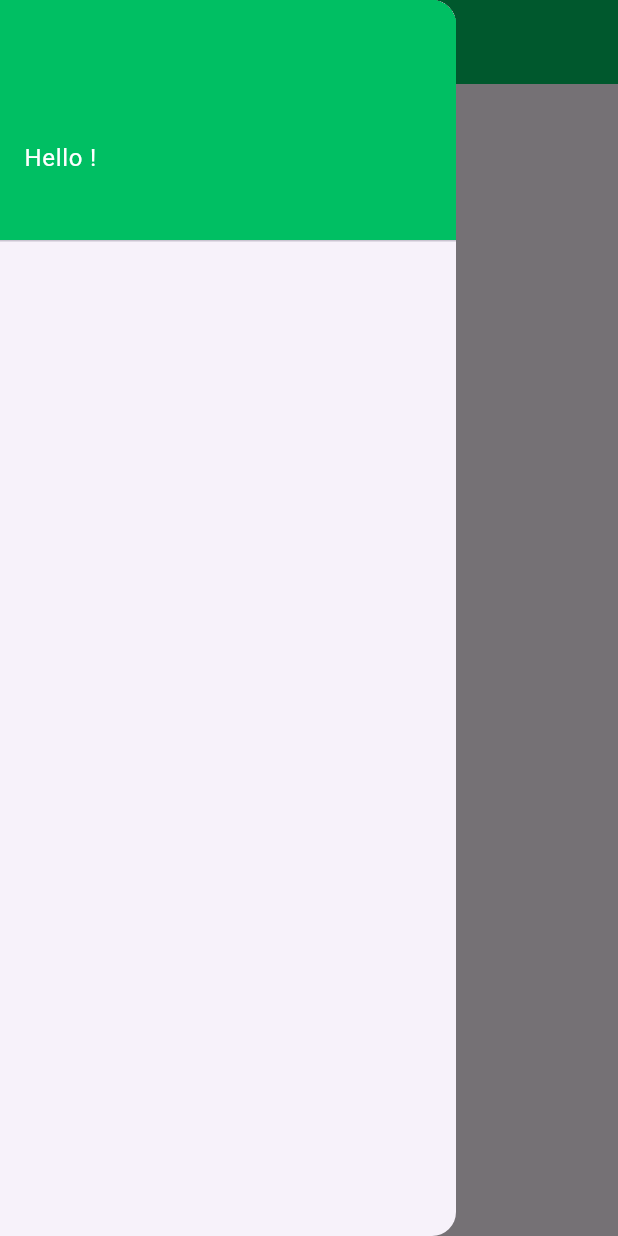
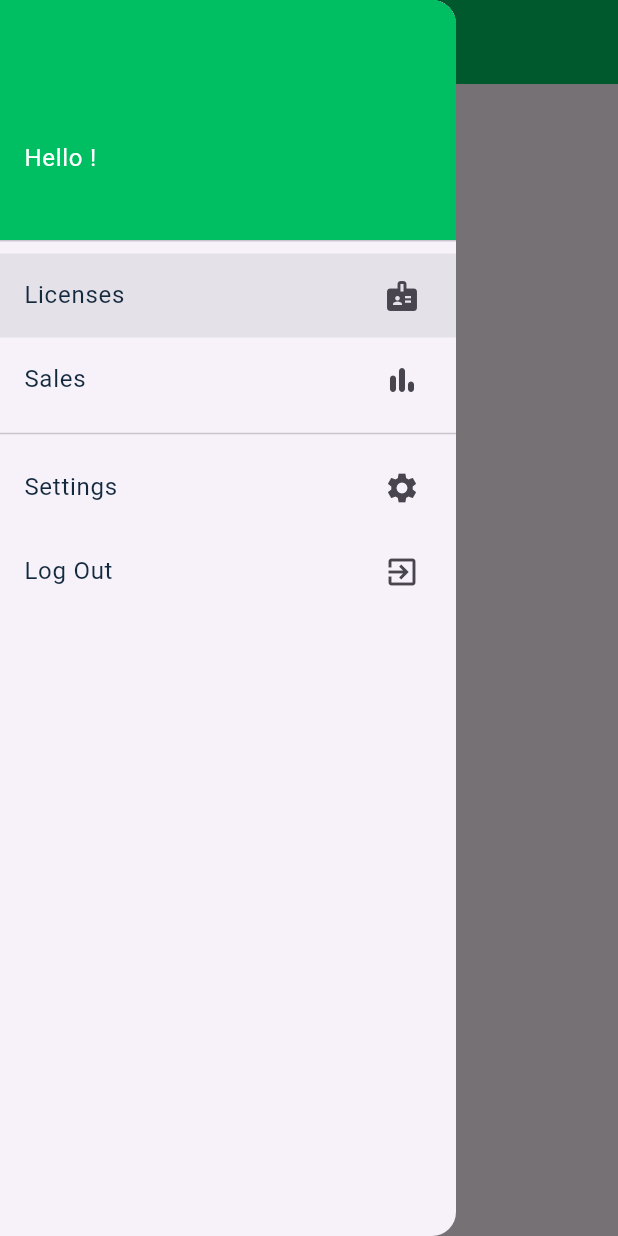
Before and after one commit to SheenAmol141/bionexus_admin, a Flutter app: the MainContent screen opened directly, with the side drawer open, on a phone screen of 412 x 824 dp. Run offline on Flutter 3.47's test engine with Material 3 defaults, Android fonts, the phone set to English and light mode, and no system bars; our stand-ins replace firebase_auth, firebase_core, shared_preferences, video_player; missing offline and left inert: firebase_ui_auth; accounts and stored records are empty; project files that could hold a hidden picture were left out.

Commit message:
before app name change

```diff
--- a/lib/subpages/main_screen.dart
+++ b/lib/subpages/main_screen.dart
@@ -73,12 +73,26 @@ class _MainScreenState extends State<MainScreen> {
   }
 }
 
-class MainContent extends StatelessWidget {
+class MainContent extends StatefulWidget {
   const MainContent({super.key});
 
   @override
+  State<MainContent> createState() => _MainContentState();
+}
+
+class _MainContentState extends State<MainContent> {
+  @override
+  void initState() {
+    // TODO: implement initState
+    super.initState();
+  }
+
+  String currentPage = "";
+  @override
   Widget build(BuildContext context) {
     TextStyle _text = TextStyle(color: Colors.white);
+    TextStyle _listText = TextStyle(color: PRUSSIAN_BLUE);
+
     // VARIABLES ---------------------
 
     return Scaffold(
@@ -107,11 +121,90 @@ class MainContent extends StatelessWidget {
                 '${FirebaseAuth.instance.currentUser!.email}',
                 style: _text,
               ),
-            )
+            ),
+            ListTile(
+              tileColor:  currentPage.isEmpty ? Colors.grey.withOpacity(0.2) : currentPage == "Licenses" ? Colors.grey.withOpacity(0.2) : null,
+              trailing: Icon(Icons.badge),
+              // iconColor: AERO,
+              title: Text(
+                "Licenses",
+                style: _listText,
+              ),
+              onTap: (() {
+                setState(() {
+                  currentPage = "Licenses";
+                });
+                print(currentPage);
+                Navigator.pop(context);
+              }),
+            ),
+            ListTile(
+              tileColor: currentPage == "Sales" ? Colors.grey.withOpacity(0.2) : null,
+              trailing: Icon(Icons.bar_chart_rounded),
+              // iconColor: AERO,
+              title: Text(
+                "Sales",
+                style: _listText,
+              ),
+              onTap: (() {
+                setState(() {
+                  currentPage = "Sales";
+                });
+                print(currentPage);
+                Navigator.pop(context);
+              }),
+            ),
+            Divider(),
+            ListTile(
+              tileColor: currentPage == "Settings" ? Colors.grey.withOpacity(0.2) : null,
+              trailing: Icon(Icons.settings),
+              // iconColor: AERO,
+              title: Text(
+                "Settings",
+                style: _listText,
+              ),
+              onTap: (() {
+                setState(() {
+                  currentPage = "Settings";
+                });
+                print(currentPage);
+                Navigator.pop(context);
+              }),
+            ),
+            ListTile(
+              trailing: Icon(Icons.exit_to_app),
+              // iconColor: AERO,
+              title: Text(
+                "Log Out",
+                style: _listText,
+              ),
+
+              onTap: () {
+                FirebaseAuth.instance.signOut();
+                Future.delayed(Duration(milliseconds: 300), () {
+                  Navigator.of(context).pushReplacement(
+                      MaterialPageRoute(builder: (context) => MainScreen()));
+                });
+              },
+            ),
           ],
         ),
       ),
-      body: Container(),
+      body: currentPage.isEmpty
+          ? Center(
+              child: Text("Licenses"),
+            )
+          : currentPage == "Licenses"
+              ? Center(
+                  child: Text("Licenses"),
+                )
+              : currentPage == "Sales"
+                  ? Center(
+                      child: Text("Sales"),
+                    )
+                  : currentPage == "Settings" ? Center(
+                      child: Text("Settings"),
+                    ) : null
     );
   }
 }
```
Also changed, not shown: 1 other file.
